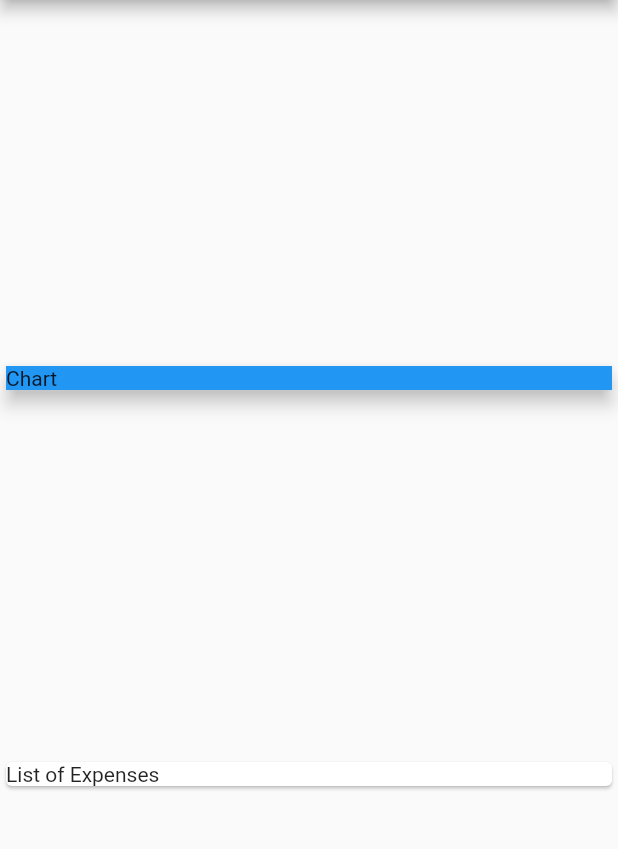
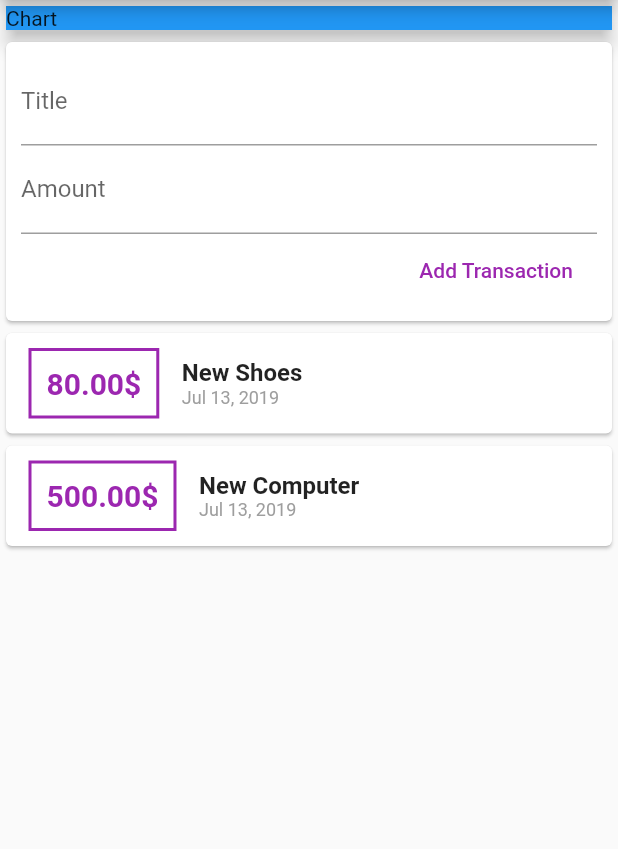
Before and after one commit to Winkel515/Budget, a Flutter app: the screen it shows after launch, on a phone screen of 412 x 824 dp, the part 84-933 px from its top. Run offline on Flutter 3.47's test engine with Material 2 defaults, Android fonts, the phone set to English and light mode, and no system bars.

Commit message:
Added lots of stuff

```diff
--- a/lib/main.dart
+++ b/lib/main.dart
@@ -1,24 +1,9 @@
 import 'package:flutter/material.dart';
-import './transaction.dart';
+import './widgets/UserTransaction.dart';
 
 void main() => runApp(MyApp());
 
 class MyApp extends StatelessWidget {
-  final List<Transaction> transation = [
-    Transaction(
-      id: '1',
-      title: 'New Shoes',
-      amount: 80.00,
-      data: DateTime.now(),
-    ),
-    Transaction(
-      id: '2',
-      title: 'New Shoes',
-      amount: 80.00,
-      data: DateTime.now(),
-    ),
-  ];
-
   @override
   Widget build(BuildContext context) {
     return MaterialApp(
@@ -26,8 +11,11 @@ class MyApp extends StatelessWidget {
         appBar: AppBar(
           title: Text('Budget'),
         ),
-        body: Column(
-          mainAxisAlignment: MainAxisAlignment.spaceEvenly,
+        body: ScrollConfiguration(
+          behavior: ScrollBehavior(),
+          child: SingleChildScrollView(
+            child: Column(
+              mainAxisAlignment: MainAxisAlignment.start,
               crossAxisAlignment: CrossAxisAlignment.stretch,
               children: <Widget>[
                 Card(
@@ -38,10 +26,10 @@ class MyApp extends StatelessWidget {
                   ),
                   elevation: 5,
                 ),
-            Card(
-              child: Text('List of Expenses'),
-            )
+                UserTransaction(),
               ],
+            ),
+          ),
         ),
       ),
     );
--- a/lib/transaction.dart
+++ b/lib/models/transaction.dart
@@ -4,12 +4,12 @@ class Transaction {
   final String id;
   final String title;
   final double amount;
-  final DateTime data;
+  final DateTime date;
 
   Transaction({
     @required this.id,
     @required this.title,
     @required this.amount,
-    @required this.data,
+    @required this.date,
   });
 }
--- /dev/null
+++ b/lib/widgets/TransactionForm.dart
@@ -0,0 +1,56 @@
+import 'package:flutter/material.dart';
+
+class TransactionForm extends StatelessWidget {
+  final titleController = TextEditingController();
+  final amountController = TextEditingController();
+
+  final Function addTransaction;
+
+  TransactionForm(this.addTransaction);
+
+  void submitData() {
+    final title = titleController.text;
+    final amount = double.parse(amountController.text);
+
+    if (title.isEmpty || amount < 0) {
+      return;
+    }
+
+    addTransaction(
+      title,
+      amount,
+    );
+  }
+
+  @override
+  Widget build(BuildContext context) {
+    return Card(
+      child: Container(
+        padding: EdgeInsets.all(10),
+        child: Column(
+          crossAxisAlignment: CrossAxisAlignment.end,
+          children: <Widget>[
+            TextField(
+              decoration: InputDecoration(labelText: 'Title'),
+              controller: titleController,
+              onSubmitted: (_) => submitData(),
+            ),
+            TextField(
+              decoration: InputDecoration(labelText: 'Amount'),
+              controller: amountController,
+              keyboardType: TextInputType.number,
+              onSubmitted: (_) => submitData(),
+            ),
+            FlatButton(
+              child: Text(
+                'Add Transaction',
+                style: TextStyle(color: Colors.purple),
+              ),
+              onPressed: () => submitData(),
+            ),
+          ],
+        ),
+      ),
+    );
+  }
+}
--- /dev/null
+++ b/lib/widgets/TransactionList.dart
@@ -0,0 +1,114 @@
+import 'package:flutter/material.dart';
+
+import '../models/transaction.dart';
+import 'package:intl/intl.dart';
+
+class TransactionList extends StatelessWidget {
+  final List<Transaction> transactions;
+
+  TransactionList(this.transactions);
+
+  List<Widget> generateTransactions() {
+    return transactions.map((transaction) {
+      return Card(
+        child: Row(
+          children: <Widget>[
+            Container(
+              padding: EdgeInsets.all(10),
+              margin: EdgeInsets.symmetric(vertical: 10, horizontal: 15),
+              decoration: BoxDecoration(
+                border: Border.all(
+                  color: Colors.purple,
+                  width: 2,
+                ),
+              ),
+              child: Text(
+                '${transaction.amount.toStringAsFixed(2)}\$',
+                style: TextStyle(
+                  fontWeight: FontWeight.bold,
+                  fontSize: 20,
+                  color: Colors.purple,
+                ),
+              ),
+            ),
+            Column(
+              crossAxisAlignment: CrossAxisAlignment.start,
+              children: <Widget>[
+                Text(
+                  transaction.title,
+                  style: TextStyle(
+                    fontWeight: FontWeight.bold,
+                    fontSize: 16,
+                  ),
+                ),
+                Text(
+                  DateFormat.yMMMd().format(transaction.date),
+                  style: TextStyle(
+                    color: Colors.grey,
+                    fontSize: 12,
+                  ),
+                ),
+              ],
+            ),
+          ],
+        ),
+      );
+    }).toList();
+  }
+
+  @override
+  Widget build(BuildContext context) {
+    return Container(
+      height: 300,
+      child: ListView.builder(
+        physics: BouncingScrollPhysics(),
+        itemBuilder: (context, index) {
+          return Card(
+            child: Row(
+              children: <Widget>[
+                Container(
+                  padding: EdgeInsets.all(10),
+                  margin: EdgeInsets.symmetric(vertical: 10, horizontal: 15),
+                  decoration: BoxDecoration(
+                    border: Border.all(
+                      color: Colors.purple,
+                      width: 2,
+                    ),
+                  ),
+                  child: Text(
+                    '${transactions[index].amount.toStringAsFixed(2)}\$',
+                    style: TextStyle(
+                      fontWeight: FontWeight.bold,
+                      fontSize: 20,
+                      color: Colors.purple,
+                    ),
+                  ),
+                ),
+                Column(
+                  crossAxisAlignment: CrossAxisAlignment.start,
+                  children: <Widget>[
+                    Text(
+                      transactions[index].title,
+                      style: TextStyle(
+                        fontWeight: FontWeight.bold,
+                        fontSize: 16,
+                      ),
+                    ),
+                    Text(
+                      DateFormat.yMMMd().format(transactions[index].date),
+                      style: TextStyle(
+                        color: Colors.grey,
+                        fontSize: 12,
+                      ),
+                    ),
+                  ],
+                ),
+              ],
+            ),
+          );
+        },
+        itemCount: transactions.length,
+      ),
+    );
+  }
+}
--- /dev/null
+++ b/lib/widgets/UserTransaction.dart
@@ -0,0 +1,52 @@
+import 'package:flutter/material.dart';
+
+import './TransactionForm.dart';
+import './TransactionList.dart';
+import '../models/transaction.dart';
+
+class UserTransaction extends StatefulWidget {
+  @override
+  _UserTransactionState createState() => _UserTransactionState();
+}
+
+class _UserTransactionState extends State<UserTransaction> {
+  final List<Transaction> _userTransactions = [
+    Transaction(
+      id: '0',
+      title: 'New Shoes',
+      amount: 80.00,
+      date: DateTime.now(),
+    ),
+    Transaction(
+      id: '1',
+      title: 'New Computer',
+      amount: 500.00,
+      date: DateTime.now(),
+    ),
+  ];
+
+  void _addTransaction(String title, double amount) {
+    Transaction newTransaction = Transaction(
+      id: _userTransactions.length.toString(),
+      title: title,
+      amount: amount,
+      date: DateTime.now(),
+    );
+
+    setState(() {
+      _userTransactions.add(newTransaction);
+    });
+  }
+
+  @override
+  Widget build(BuildContext context) {
+    return Container(
+      child: Column(
+        children: <Widget>[
+          TransactionForm(_addTransaction),
+          TransactionList(_userTransactions),
+        ],
+      ),
+    );
+  }
+}
--- a/pubspec.yaml
+++ b/pubspec.yaml
@@ -19,6 +19,8 @@ environment:
 dependencies:
   flutter:
     sdk: flutter
+
+  intl: ^0.15.8
 
   # The following adds the Cupertino Icons font to your application.
   # Use with the CupertinoIcons class for iOS style icons.
```
Also changed, not shown: pubspec.lock. Lines whose indentation alone changed are shown as unchanged.
